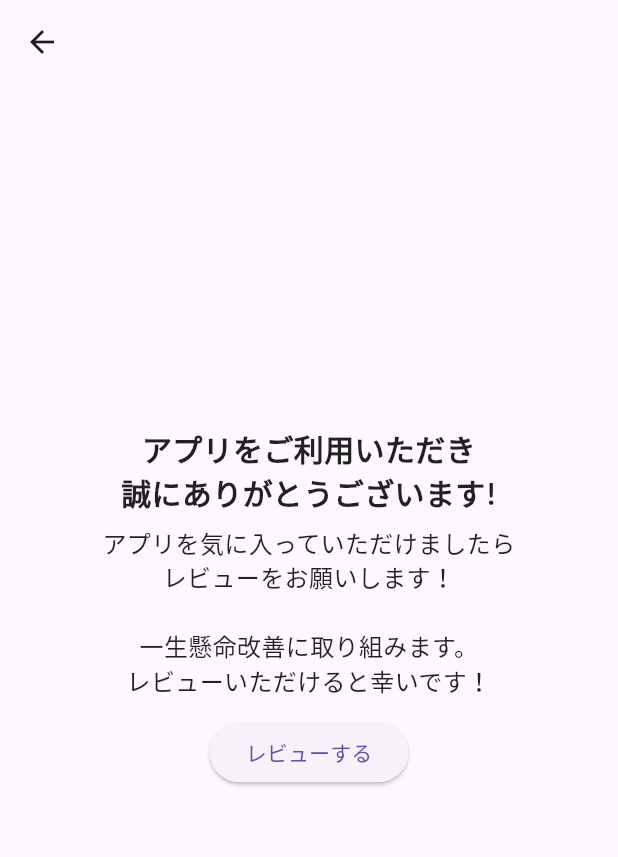
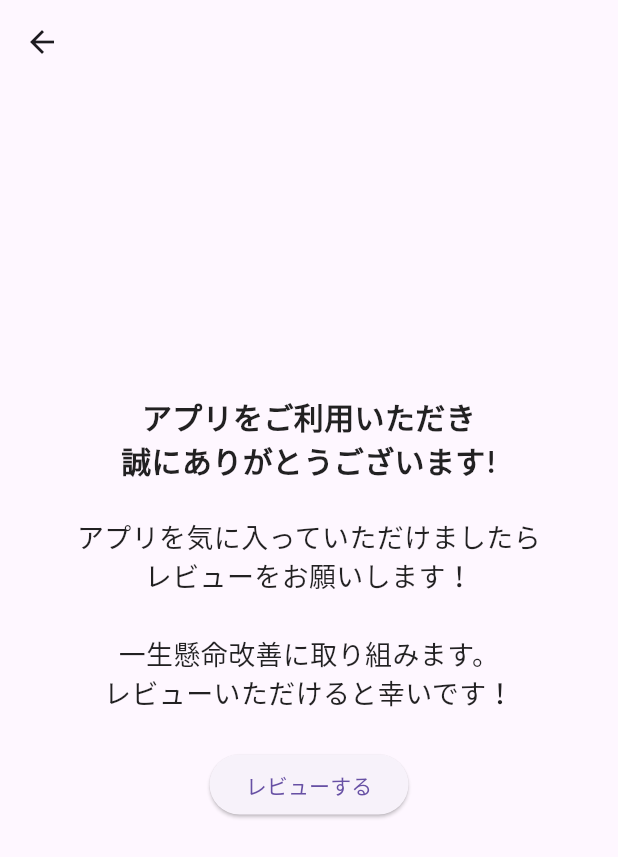
Before and after one commit to mnengineer/crazy_sound, a Flutter app: the ReviewScreen screen opened directly, on a phone screen of 412 x 824 dp. Shown: the top 857 px of the screen. Run offline on Flutter 3.47's test engine with Material 2 defaults, Android fonts, the phone set to English and light mode, and no system bars; our stand-ins replace audioplayers, google_fonts, in_app_review, share_plus.

Commit message:
feat: 余白の微調整

```diff
--- a/lib/screens/drawer/about.dart
+++ b/lib/screens/drawer/about.dart
@@ -22,13 +22,13 @@ class AboutScreen extends StatelessWidget {
                 style: TextStyle(fontSize: 18),
                 textAlign: TextAlign.center,
               ),
-              SizedBox(height: 8),
+              SizedBox(height: 12),
               Text(
                 'Developed by: masashi',
                 style: TextStyle(fontSize: 18),
                 textAlign: TextAlign.center,
               ),
-              SizedBox(height: 12),
+              SizedBox(height: 24),
               Text(
                 'Sound effects obtained from:\nhttps://www.zapsplat.com',
                 style: TextStyle(fontSize: 18),
--- a/lib/screens/drawer/review.dart
+++ b/lib/screens/drawer/review.dart
@@ -28,15 +28,15 @@ class ReviewScreen extends StatelessWidget {
                 ),
                 textAlign: TextAlign.center,
               ),
-              const SizedBox(height: 8),
+              const SizedBox(height: 24),
               const Text(
                 'アプリを気に入っていただけましたら\nレビューをお願いします！\n\n一生懸命改善に取り組みます。\nレビューいただけると幸いです！',
                 style: TextStyle(
-                  fontSize: 16,
+                  fontSize: 18,
                 ),
                 textAlign: TextAlign.center,
               ),
-              const SizedBox(height: 12),
+              const SizedBox(height: 24),
               ElevatedButton(
                 onPressed: () async {
                   if (await inAppReview.isAvailable()) {
--- a/lib/screens/drawer/share.dart
+++ b/lib/screens/drawer/share.dart
@@ -28,15 +28,15 @@ class ShareScreen extends StatelessWidget {
                 ),
                 textAlign: TextAlign.center,
               ),
-              const SizedBox(height: 8),
+              const SizedBox(height: 24),
               const Text(
                 'アプリをシェアしていただけると\n開発者が喜びます！',
                 style: TextStyle(
-                  fontSize: 16,
+                  fontSize: 18,
                 ),
                 textAlign: TextAlign.center,
               ),
-              const SizedBox(height: 12),
+              const SizedBox(height: 24),
               ElevatedButton(
                 onPressed: () => _share('Strange Sounds'),
                 child: const Text('シェアする'),
```
